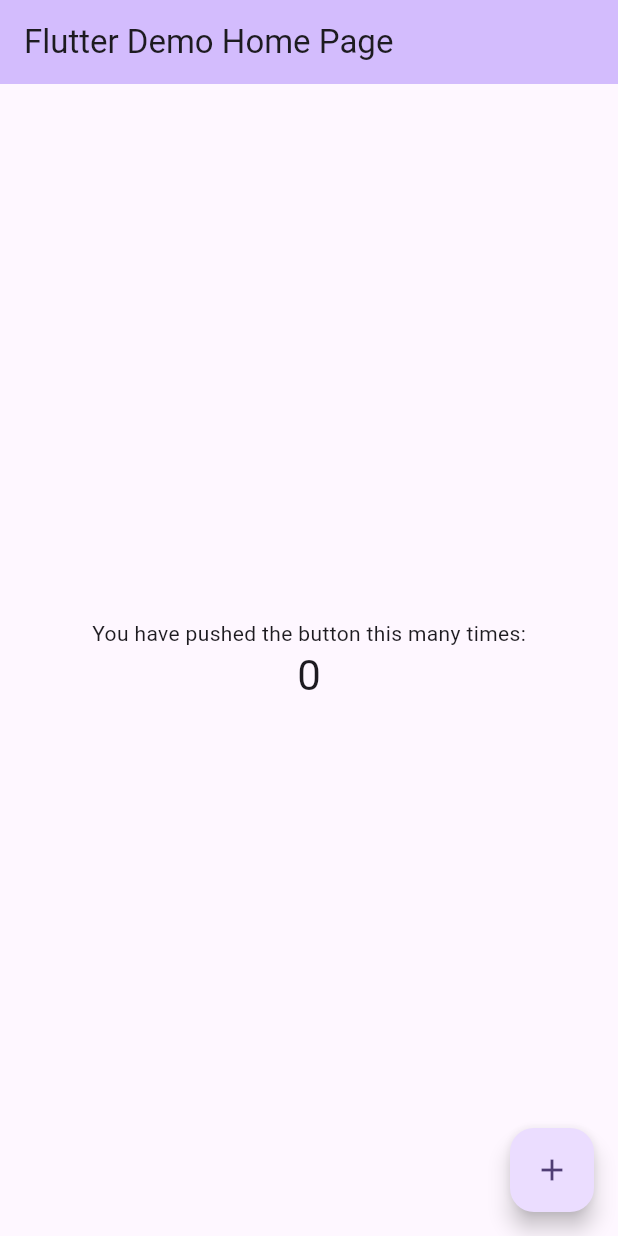
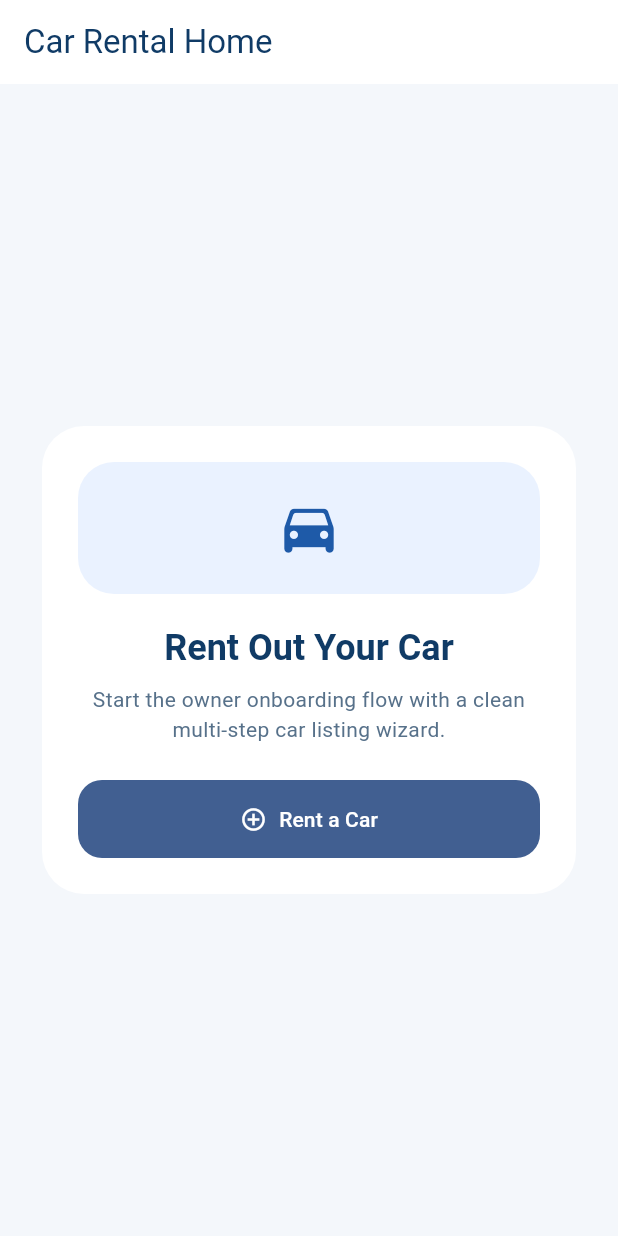
Before and after one commit to Haarhish-vs/Carrental_Application, a Flutter app: the screen it shows after launch, on a phone screen of 412 x 824 dp. Run offline on Flutter 3.47's test engine with Material 3 defaults, Android fonts, the phone set to English and light mode, and no system bars.

Commit message:
fix(client): clean rent car home entry

```diff
--- a/client/car_rental_app_client_side/lib/main.dart
+++ b/client/car_rental_app_client_side/lib/main.dart
@@ -1,4 +1,6 @@
 import 'package:flutter/material.dart';
+
+import 'features/owner/presentation/screens/rent_car/car_spefication.dart';
 
 void main() {
   runApp(const MyApp());
@@ -7,115 +9,106 @@ void main() {
 class MyApp extends StatelessWidget {
   const MyApp({super.key});
 
-  // This widget is the root of your application.
   @override
   Widget build(BuildContext context) {
     return MaterialApp(
-      title: 'Flutter Demo',
+      title: 'Car Rental Application',
+      debugShowCheckedModeBanner: false,
       theme: ThemeData(
-        // This is the theme of your application.
-        //
-        // TRY THIS: Try running your application with "flutter run". You'll see
-        // the application has a purple toolbar. Then, without quitting the app,
-        // try changing the seedColor in the colorScheme below to Colors.green
-        // and then invoke "hot reload" (save your changes or press the "hot
-        // reload" button in a Flutter-supported IDE, or press "r" if you used
-        // the command line to start the app).
-        //
-        // Notice that the counter didn't reset back to zero; the application
-        // state is not lost during the reload. To reset the state, use hot
-        // restart instead.
-        //
-        // This works for code too, not just values: Most code changes can be
-        // tested with just a hot reload.
-        colorScheme: .fromSeed(seedColor: Colors.deepPurple),
+        useMaterial3: true,
+        colorScheme: ColorScheme.fromSeed(seedColor: const Color(0xFF1E5AA8)),
+        scaffoldBackgroundColor: const Color(0xFFF4F7FB),
+        appBarTheme: const AppBarTheme(
+          backgroundColor: Colors.white,
+          foregroundColor: Color(0xFF103B66),
+          elevation: 0,
+          centerTitle: false,
+        ),
       ),
-      home: const MyHomePage(title: 'Flutter Demo Home Page'),
+      home: const HomePage(),
     );
   }
 }
 
-class MyHomePage extends StatefulWidget {
-  const MyHomePage({super.key, required this.title});
-
-  // This widget is the home page of your application. It is stateful, meaning
-  // that it has a State object (defined below) that contains fields that affect
-  // how it looks.
-
-  // This class is the configuration for the state. It holds the values (in this
-  // case the title) provided by the parent (in this case the App widget) and
-  // used by the build method of the State. Fields in a Widget subclass are
-  // always marked "final".
-
-  final String title;
-
-  @override
-  State<MyHomePage> createState() => _MyHomePageState();
-}
-
-class _MyHomePageState extends State<MyHomePage> {
-  int _counter = 0;
-
-  void _incrementCounter() {
-    setState(() {
-      // This call to setState tells the Flutter framework that something has
-      // changed in this State, which causes it to rerun the build method below
-      // so that the display can reflect the updated values. If we changed
-      // _counter without calling setState(), then the build method would not be
-      // called again, and so nothing would appear to happen.
-      _counter++;
-    });
-  }
+class HomePage extends StatelessWidget {
+  const HomePage({super.key});
 
   @override
   Widget build(BuildContext context) {
-    // This method is rerun every time setState is called, for instance as done
-    // by the _incrementCounter method above.
-    //
-    // The Flutter framework has been optimized to make rerunning build methods
-    // fast, so that you can just rebuild anything that needs updating rather
-    // than having to individually change instances of widgets.
     return Scaffold(
       appBar: AppBar(
-        // TRY THIS: Try changing the color here to a specific color (to
-        // Colors.amber, perhaps?) and trigger a hot reload to see the AppBar
-        // change color while the other colors stay the same.
-        backgroundColor: Theme.of(context).colorScheme.inversePrimary,
-        // Here we take the value from the MyHomePage object that was created by
-        // the App.build method, and use it to set our appbar title.
-        title: Text(widget.title),
+        title: const Text('Car Rental Home'),
       ),
       body: Center(
-        // Center is a layout widget. It takes a single child and positions it
-        // in the middle of the parent.
-        child: Column(
-          // Column is also a layout widget. It takes a list of children and
-          // arranges them vertically. By default, it sizes itself to fit its
-          // children horizontally, and tries to be as tall as its parent.
-          //
-          // Column has various properties to control how it sizes itself and
-          // how it positions its children. Here we use mainAxisAlignment to
-          // center the children vertically; the main axis here is the vertical
-          // axis because Columns are vertical (the cross axis would be
-          // horizontal).
-          //
-          // TRY THIS: Invoke "debug painting" (choose the "Toggle Debug Paint"
-          // action in the IDE, or press "p" in the console), to see the
-          // wireframe for each widget.
-          mainAxisAlignment: .center,
-          children: [
-            const Text('You have pushed the button this many times:'),
-            Text(
-              '$_counter',
-              style: Theme.of(context).textTheme.headlineMedium,
+        child: Padding(
+          padding: const EdgeInsets.all(24),
+          child: ConstrainedBox(
+            constraints: const BoxConstraints(maxWidth: 420),
+            child: Card(
+              elevation: 0,
+              color: Colors.white,
+              shape: RoundedRectangleBorder(
+                borderRadius: BorderRadius.circular(28),
+              ),
+              child: Padding(
+                padding: const EdgeInsets.all(24),
+                child: Column(
+                  mainAxisSize: MainAxisSize.min,
+                  crossAxisAlignment: CrossAxisAlignment.stretch,
+                  children: [
+                    Container(
+                      height: 88,
+                      decoration: BoxDecoration(
+                        color: const Color(0xFFEAF2FF),
+                        borderRadius: BorderRadius.circular(24),
+                      ),
+                      child: const Icon(
+                        Icons.directions_car_rounded,
+                        size: 44,
+                        color: Color(0xFF1E5AA8),
+                      ),
+                    ),
+                    const SizedBox(height: 20),
+                    Text(
+                      'Rent Out Your Car',
+                      textAlign: TextAlign.center,
+                      style: Theme.of(context).textTheme.headlineSmall?.copyWith(
+                            color: const Color(0xFF103B66),
+                            fontWeight: FontWeight.w700,
+                          ),
+                    ),
+                    const SizedBox(height: 8),
+                    Text(
+                      'Start the owner onboarding flow with a clean multi-step car listing wizard.',
+                      textAlign: TextAlign.center,
+                      style: Theme.of(context).textTheme.bodyMedium?.copyWith(
+                            color: const Color(0xFF57718A),
+                          ),
+                    ),
+                    const SizedBox(height: 24),
+                    FilledButton.icon(
+                      onPressed: () {
+                        Navigator.of(context).push(
+                          MaterialPageRoute(
+                            builder: (_) => CarSpecificationScreen(),
+                          ),
+                        );
+                      },
+                      icon: const Icon(Icons.add_circle_outline),
+                      label: const Text('Rent a Car'),
+                      style: FilledButton.styleFrom(
+                        padding: const EdgeInsets.symmetric(vertical: 16),
+                        shape: RoundedRectangleBorder(
+                          borderRadius: BorderRadius.circular(16),
+                        ),
+                      ),
+                    ),
+                  ],
+                ),
+              ),
             ),
-          ],
+          ),
         ),
-      ),
-      floatingActionButton: FloatingActionButton(
-        onPressed: _incrementCounter,
-        tooltip: 'Increment',
-        child: const Icon(Icons.add),
       ),
     );
   }
```
